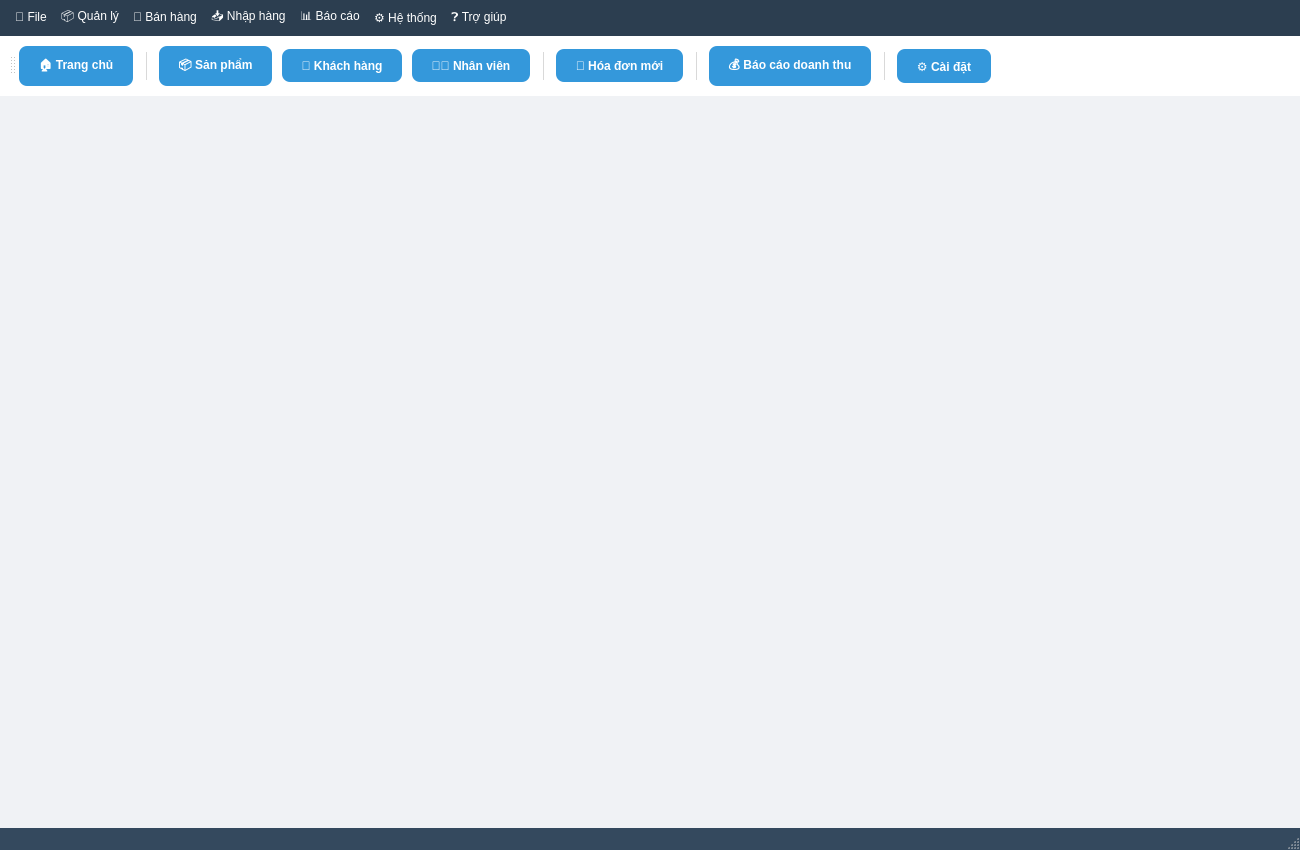
This is quan-ly-dai-ly-kinh-doanh-do-gia-dung-main/ui/main_window.ui in minh0203/quanlydo-giadung as Qt 5 draws it before an edit. The edited form follows.
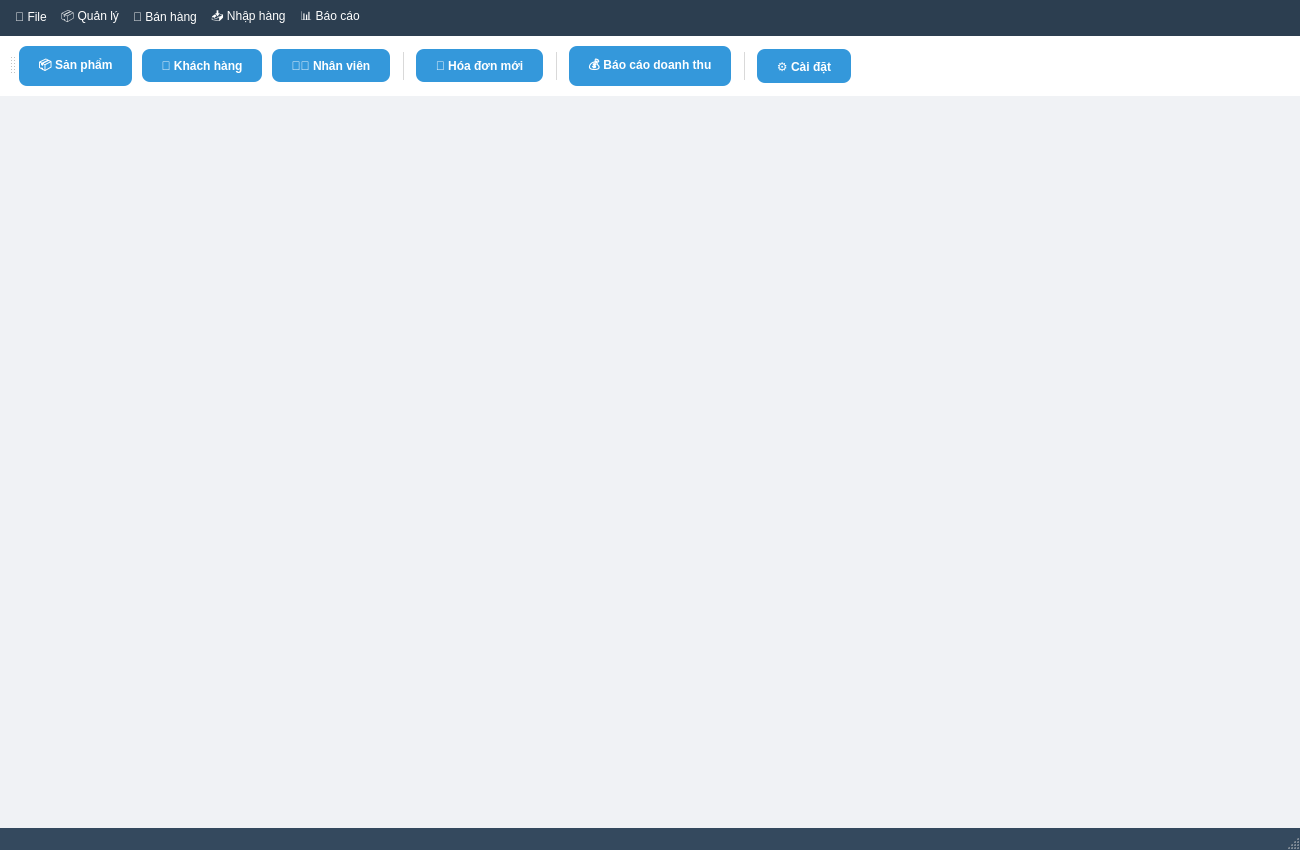
This is the edited form.

Patch:
```diff
--- a/quan-ly-dai-ly-kinh-doanh-do-gia-dung-main/ui/main_window.ui
+++ b/quan-ly-dai-ly-kinh-doanh-do-gia-dung-main/ui/main_window.ui
@@ -135,8 +135,6 @@
    <addaction name="menuSale"/>
    <addaction name="menuImport"/>
    <addaction name="menuReport"/>
-   <addaction name="menuSystem"/>
-   <addaction name="menuHelp"/>
   </widget>
   <widget class="QStatusBar" name="statusbar"/>
   <widget class="QToolBar" name="toolBar">
@@ -149,8 +147,6 @@
    <attribute name="toolBarBreak">
     <bool>false</bool>
    </attribute>
-   <addaction name="actionHome"/>
-   <addaction name="separator"/>
    <addaction name="actionProducts"/>
    <addaction name="actionCustomers"/>
    <addaction name="actionEmployees"/>
```
